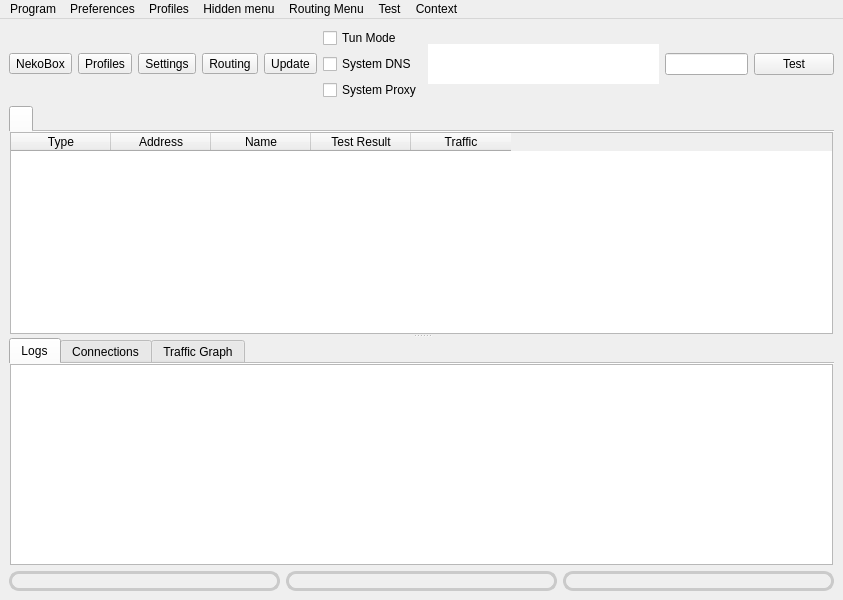
qr243vbi/nekobox, file src/nekobox/ui/mainwindow.ui: the form before one commit.
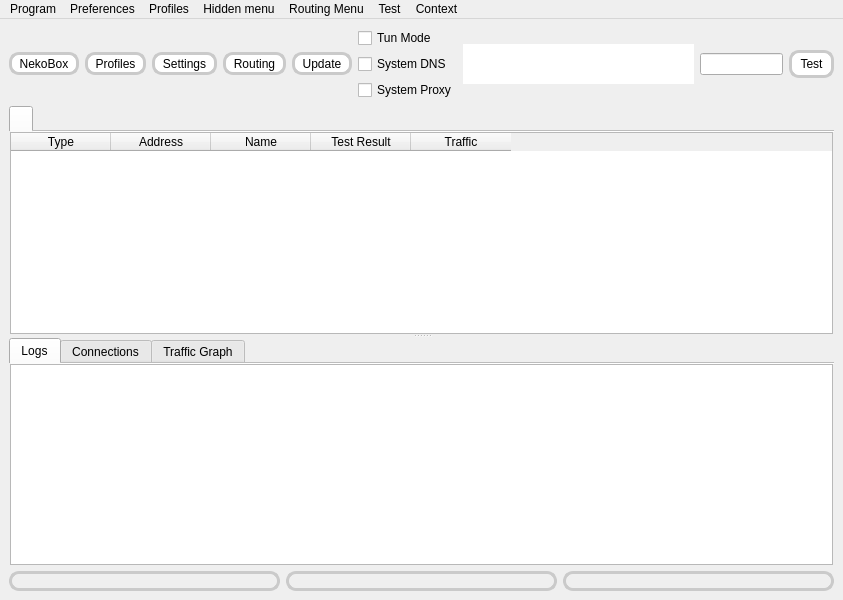
The form after the commit. Icons and pictures are not drawn. Custom widgets are drawn as their Qt base class.

The edit to the form file:
```diff
--- a/src/nekobox/ui/mainwindow.ui
+++ b/src/nekobox/ui/mainwindow.ui
@@ -31,6 +31,23 @@
         <property name="toolTip">
          <string>NekoBox</string>
         </property>
+        <property name="styleSheet">
+         <string notr="true">QToolButton {
+padding-left: 3px;
+padding-right: 3px;
+border-radius: 10px;
+border: 3px solid palette(midlight);
+font: inherit;
+background: palette(base);
+}
+
+QToolButton::menu-indicator {
+subcontrol-origin: border;
+subcontrol-position: bottom right;
+right: 2px;
+bottom: 3px;
+}</string>
+        </property>
         <property name="text">
          <string>NekoBox</string>
         </property>
@@ -53,6 +70,23 @@
         <property name="toolTip">
          <string>Profiles</string>
         </property>
+        <property name="styleSheet">
+         <string notr="true">QToolButton {
+padding-left: 3px;
+padding-right: 3px;
+border-radius: 10px;
+border: 3px solid palette(midlight);
+font: inherit;
+background: palette(base);
+}
+
+QToolButton::menu-indicator {
+subcontrol-origin: border;
+subcontrol-position: bottom right;
+right: 2px;
+bottom: 3px;
+}</string>
+        </property>
         <property name="text">
          <string>Profiles</string>
         </property>
@@ -75,6 +109,23 @@
         <property name="toolTip">
          <string>Settings</string>
         </property>
+        <property name="styleSheet">
+         <string notr="true">QToolButton {
+padding-left: 3px;
+padding-right: 3px;
+border-radius: 10px;
+border: 3px solid palette(midlight);
+font: inherit;
+background: palette(base);
+}
+
+QToolButton::menu-indicator {
+subcontrol-origin: border;
+subcontrol-position: bottom right;
+right: 2px;
+bottom: 3px;
+}</string>
+        </property>
         <property name="text">
          <string>Settings</string>
         </property>
@@ -97,6 +148,23 @@
         <property name="toolTip">
          <string>Routing</string>
         </property>
+        <property name="styleSheet">
+         <string notr="true">QToolButton {
+padding-left: 3px;
+padding-right: 3px;
+border-radius: 10px;
+border: 3px solid palette(midlight);
+font: inherit;
+background: palette(base);
+}
+
+QToolButton::menu-indicator {
+subcontrol-origin: border;
+subcontrol-position: bottom right;
+right: 2px;
+bottom: 3px;
+}</string>
+        </property>
         <property name="text">
          <string>Routing</string>
         </property>
@@ -119,6 +187,23 @@
         <property name="toolTip">
          <string>Update</string>
         </property>
+        <property name="styleSheet">
+         <string notr="true">QToolButton {
+padding-left: 3px;
+padding-right: 3px;
+border-radius: 10px;
+border: 3px solid palette(midlight);
+font: inherit;
+background: palette(base);
+}
+
+QToolButton::menu-indicator {
+subcontrol-origin: border;
+subcontrol-position: bottom right;
+right: 2px;
+bottom: 3px;
+}</string>
+        </property>
         <property name="text">
          <string>Update</string>
         </property>
@@ -230,6 +315,18 @@
       </item>
       <item>
        <widget class="QPushButton" name="url_test_button">
+        <property name="styleSheet">
+         <string notr="true">QPushButton {
+padding-left: 8px;
+padding-right: 8px;
+padding-top: 4px;
+padding-bottom: 4px;
+border-radius: 10px;
+border: 3px solid palette(midlight);
+font: inherit;
+background: palette(base);
+}</string>
+        </property>
         <property name="text">
          <string>Test</string>
         </property>
```
